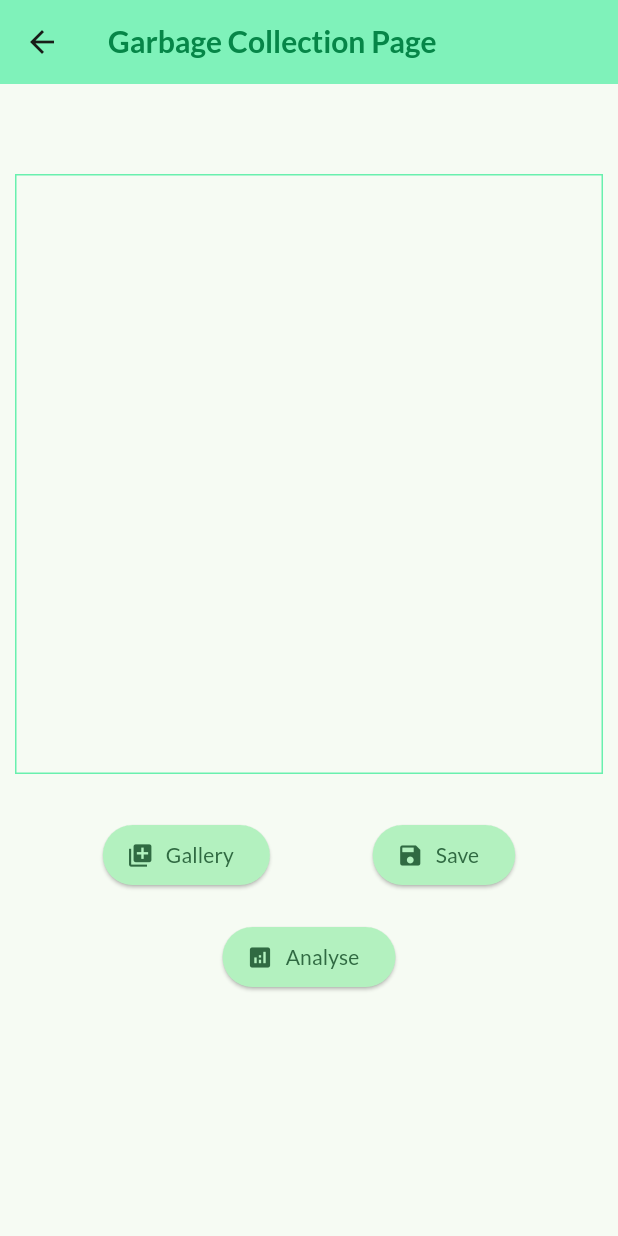
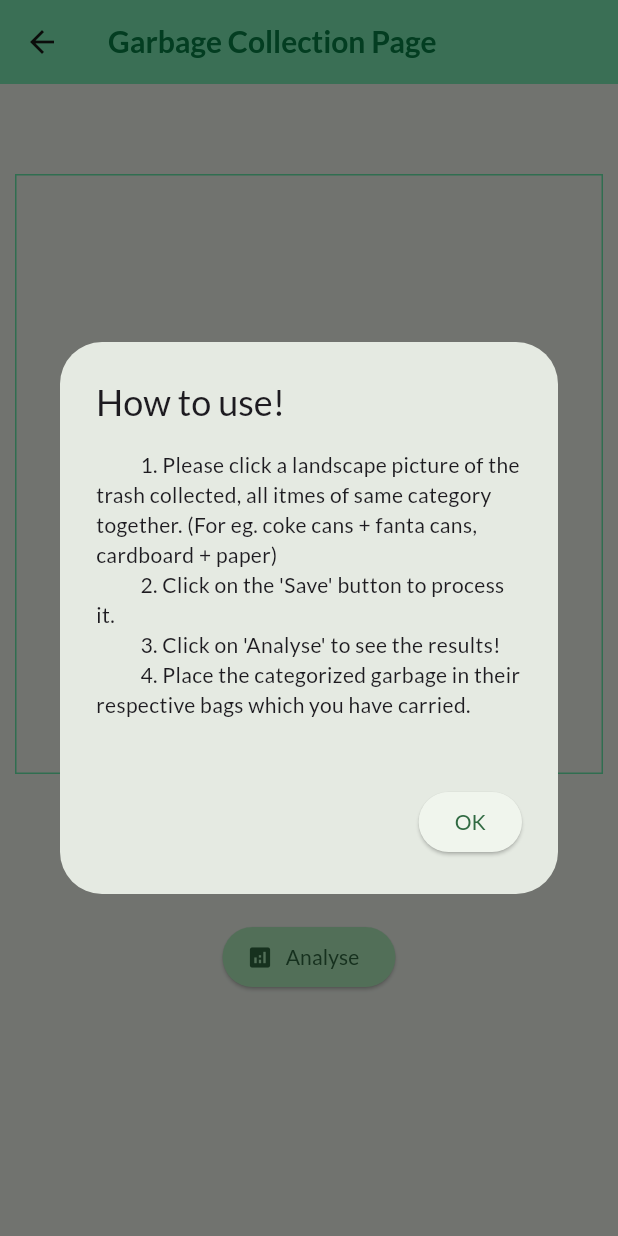
Before and after one commit to anurag6569201/PlogPayouts, a Flutter app: the Collect screen opened directly, on a phone screen of 412 x 824 dp. Run offline on Flutter 3.47's test engine with Material 3 defaults, Android fonts, the phone set to English and light mode, and no system bars; our stand-ins replace cloud_firestore, firebase_auth, firebase_core, firebase_database, firebase_storage, flutter_map and 8 more; missing offline and left inert: dart:ffi, flutter_barcode_scanner; accounts and stored records are empty; network calls fail.

Commit message:
Added Help boxes for easy navigation

```diff
--- a/app/solution_challenge_app/lib/Collect.dart
+++ b/app/solution_challenge_app/lib/Collect.dart
@@ -27,6 +27,33 @@ class _CollectState extends State<Collect> {
     super.initState();
 
     saved = false;
+
+    WidgetsBinding.instance.addPostFrameCallback((_) async {
+      await showDialog<String>(
+        context: context,
+        builder: (BuildContext context) => AlertDialog(
+          // backgroundColor: Theme.of(context).colorScheme.onBackground,
+          title: const Text("How to use!"),
+          content: const Text(
+            '''
+          1. Please click a landscape picture of the trash collected, all itmes of same category together. (For eg. coke cans + fanta cans, cardboard + paper)
+          2. Click on the 'Save' button to process it.
+          3. Click on 'Analyse' to see the results!
+          4. Place the categorized garbage in their respective bags which you have carried.
+''',
+            textAlign: TextAlign.start,
+          ),
+          actions: [
+            ElevatedButton(
+              child: const Text("OK"),
+              onPressed: () {
+                Navigator.of(context).pop();
+              },
+            ),
+          ],
+        ),
+      );
+    });
   }
 
   // bool _loading = true;
@@ -97,8 +124,7 @@ class _CollectState extends State<Collect> {
     await _storeImage.putFile(_pickedImageFile!);
     final _imageUrl = await _storeImage.getDownloadURL();
 
-    final url =
-        'http://10.0.2.2:8080/garbage?query=' + _imageUrl.toString();
+    final url = 'http://34.68.243.180:8080/garbage?query=' + _imageUrl.toString();
 
     print("url is: ${Uri.parse(url)}");
     http.Response response = await http.get(Uri.parse(url));
--- a/app/solution_challenge_app/lib/favourites_screen.dart
+++ b/app/solution_challenge_app/lib/favourites_screen.dart
@@ -39,7 +39,7 @@ class _favouritesScreenState extends State<favouritesScreen> {
     // print(response.body);
     final listData = json.decode(response.body);
 
-    final url_dist = 'http://10.0.2.2:8080/timeDistance?query=' + userUid;
+    final url_dist = 'http://34.68.243.180:8080/timeDistance?query=' + userUid;
     // final url = Uri.https('127.0.0.1:5000', '/mask', {'query': _imageUrl});
     // print("url is: ${Uri.parse(url_dist)}");
     final response_dist = await http.get(Uri.parse(url_dist));
--- a/app/solution_challenge_app/lib/gloves_detector.dart
+++ b/app/solution_challenge_app/lib/gloves_detector.dart
@@ -95,7 +95,7 @@ class glovesDetectorState extends State<glovesDetector> {
       'image_url_gloves': _imageUrl
     });
     final url =
-        'http://10.0.2.2:8080/gloves?query=' + _imageUrl.toString();
+        'http://34.68.243.180:8080/gloves?query=' + _imageUrl.toString();
     // final url = Uri.https('127.0.0.1:5000', '/mask', {'query': _imageUrl});
     print("url is: ${Uri.parse(url)}");
     http.Response response = await http.get(Uri.parse(url));
--- a/app/solution_challenge_app/lib/locations.dart
+++ b/app/solution_challenge_app/lib/locations.dart
@@ -138,7 +138,7 @@ class _displayLocationsState extends State<displayLocations> {
     print(response.body);
     final listData = json.decode(response.body);
 
-    final url_dist = 'http://10.0.2.2:8080/timeDistance?query=' + userUid;
+    final url_dist = 'http://34.68.243.180:8080/timeDistance?query=' + userUid;
     // final url = Uri.https('127.0.0.1:5000', '/mask', {'query': _imageUrl});
     // print("url is: ${Uri.parse(url_dist)}");
     final response_dist = await http.get(Uri.parse(url_dist));
--- a/app/solution_challenge_app/lib/main.dart
+++ b/app/solution_challenge_app/lib/main.dart
@@ -22,6 +22,7 @@ final theme = ThemeData(
 
 void main() async {
   WidgetsFlutterBinding.ensureInitialized();
+
   await Firebase.initializeApp(
     options: DefaultFirebaseOptions.currentPlatform,
   );
@@ -39,6 +40,7 @@ class MyApp extends StatelessWidget {
   @override
   Widget build(BuildContext context) {
     return MaterialApp(
+      debugShowCheckedModeBanner: false,
       theme: theme,
       home: Scaffold(
         body: Builder(
--- a/app/solution_challenge_app/lib/mask_detector.dart
+++ b/app/solution_challenge_app/lib/mask_detector.dart
@@ -93,7 +93,7 @@ class _maskDetectorState extends State<maskDetector> {
       // 'email': _enteredEmail,
       'image_url_mask': _imageUrl
     });
-    final url = 'http://10.0.2.2:8080/mask?query=' + _imageUrl.toString();
+    final url = 'http://34.68.243.180:8080/mask?query=' + _imageUrl.toString();
     // final url = Uri.https('127.0.0.1:5000', '/mask', {'query': _imageUrl});
     print("url is: ${Uri.parse(url)}");
     http.Response response = await http.get(Uri.parse(url));
--- a/app/solution_challenge_app/lib/routes.dart
+++ b/app/solution_challenge_app/lib/routes.dart
@@ -27,7 +27,7 @@ class _routesScreenState extends State<routesScreen> {
       // _isLoading = false;
       _isLoading = true;
     });
-    final url = 'http://10.0.2.2:8080/locations?query=${userUid}';
+    final url = 'http://34.68.243.180:8080/locations?query=${userUid}';
 
     final response = await http.get(Uri.parse(url));
     print(response.body);
```
Also changed, not shown: app/solution_challenge_app/lib/Home.dart (+22 -0 lines).
